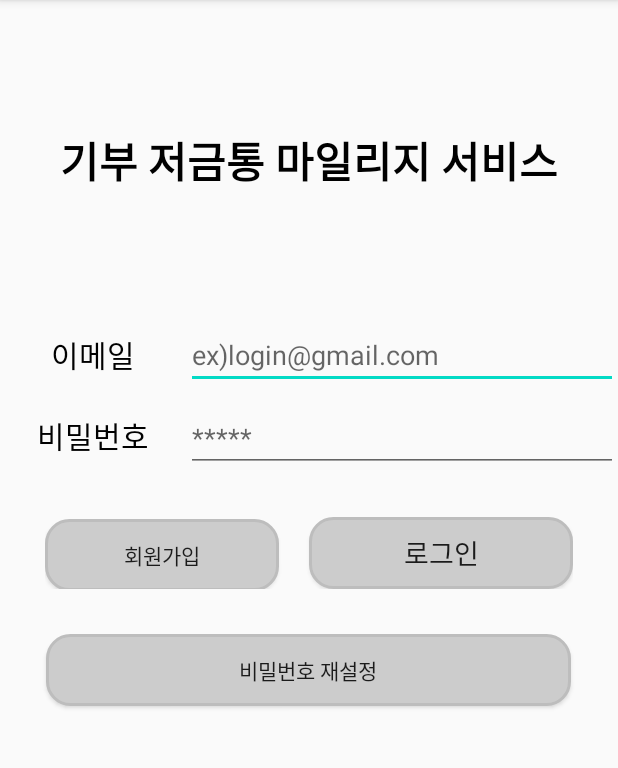
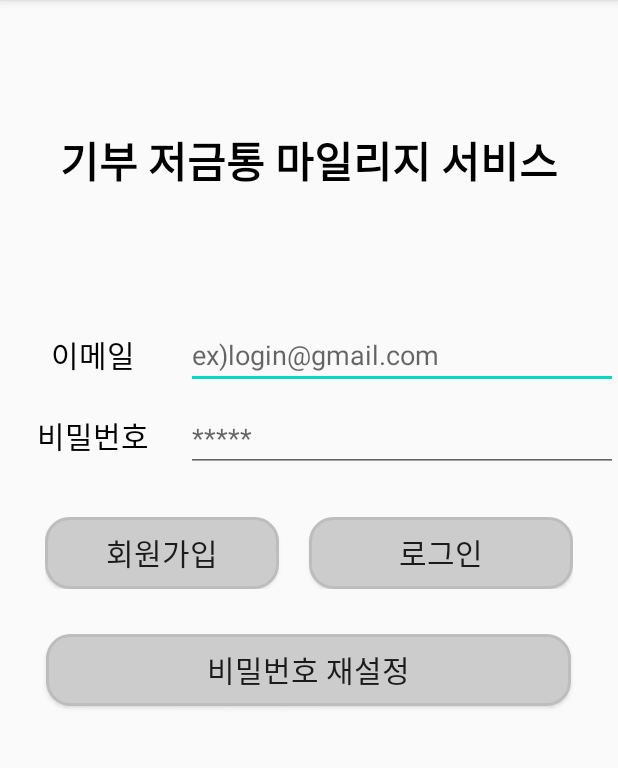
Before and after one commit to DongSu-Park/IoTDonationPiggyBank, an Android app: the screen it shows after launch (MainActivity before the commit, LoginActivity after it), on a phone screen of 412 x 824 dp, the part 84-852 px from its top. Run offline under Robolectric (Android 15) with nearby library versions, the phone set to English and light mode, and no system bars; our stand-ins replace Firebase (no records; nobody signed in at launch, a user with empty details on screens opened directly).

Commit message:
회원가입 기능 설정

```diff
--- a/app/build.gradle
+++ b/app/build.gradle
@@ -1,4 +1,5 @@
 apply plugin: 'com.android.application'
+apply plugin: 'com.google.gms.google-services'
 
 android {
     compileSdkVersion 29
@@ -22,12 +23,15 @@ android {
     }
 }
 
+apply plugin: 'com.google.gms.google-services'
+
 dependencies {
     implementation fileTree(dir: "libs", include: ["*.jar"])
     implementation 'androidx.appcompat:appcompat:1.1.0'
     implementation 'androidx.constraintlayout:constraintlayout:1.1.3'
+    implementation 'com.google.firebase:firebase-auth:16.0.5'
+    implementation 'com.google.firebase:firebase-database:16.0.4'
     testImplementation 'junit:junit:4.12'
     androidTestImplementation 'androidx.test.ext:junit:1.1.1'
     androidTestImplementation 'androidx.test.espresso:espresso-core:3.2.0'
-
 }
--- a/app/src/main/AndroidManifest.xml
+++ b/app/src/main/AndroidManifest.xml
@@ -1,6 +1,8 @@
 <?xml version="1.0" encoding="utf-8"?>
 <manifest xmlns:android="http://schemas.android.com/apk/res/android"
     package="com.flore.iotdonationpiggybank">
+    <uses-permission android:name="android.permission.INTERNET"/>
+
 
     <application
         android:allowBackup="true"
@@ -16,6 +18,9 @@
                 <category android:name="android.intent.category.LAUNCHER" />
             </intent-filter>
         </activity>
+
+        <activity android:name=".LoginActivity"/>
+        <activity android:name=".RegisterActivity"/>
     </application>
 
 </manifest>
--- /dev/null
+++ b/app/src/main/java/com/flore/iotdonationpiggybank/LoginActivity.java
@@ -0,0 +1,78 @@
+package com.flore.iotdonationpiggybank;
+
+import android.content.Intent;
+import android.os.Bundle;
+import android.view.View;
+import android.widget.Button;
+import android.widget.EditText;
+import android.widget.Toast;
+
+import androidx.annotation.NonNull;
+import androidx.appcompat.app.AppCompatActivity;
+
+import com.google.android.gms.tasks.OnCompleteListener;
+import com.google.android.gms.tasks.Task;
+import com.google.firebase.auth.AuthResult;
+import com.google.firebase.auth.FirebaseAuth;
+import com.google.firebase.auth.FirebaseUser;
+
+public class LoginActivity extends AppCompatActivity {
+    private FirebaseAuth loginAuth;
+
+    Button btn_register; // 회원 가입 버튼
+    Button btn_login;
+    // Button btn_findpw;
+
+    @Override
+    protected void onCreate(Bundle savedInstanceState) {
+        super.onCreate(savedInstanceState);
+        setContentView(R.layout.activity_login);
+
+        loginAuth = FirebaseAuth.getInstance(); // 파이어베이스 기본 초기화
+
+        btn_register = findViewById(R.id.btn_register);
+        btn_login = findViewById(R.id.btn_login);
+
+        btn_register.setOnClickListener(new View.OnClickListener() { // 회원가입 버튼을 누르면 회원가입 화면으로 이동
+            @Override
+            public void onClick(View v) {
+                Intent registerIntent = new Intent(getApplicationContext(), RegisterActivity.class);
+                startActivity(registerIntent);
+            }
+        });
+
+        btn_login.setOnClickListener(new View.OnClickListener() { // 로그인 버튼이 눌러지면
+            @Override
+            public void onClick(View v) {
+                startLogin();
+            }
+        });
+    }
+
+    private void startLogin() {
+        String email = ((EditText) findViewById(R.id.et_login_email)).getText().toString();
+        String password = ((EditText) findViewById(R.id.et_login_pw)).getText().toString();
+
+        if (email.length() > 0 && password.length() > 0){ // 이메일과 패스워드가 입력이 되어 있을때
+            loginAuth.signInWithEmailAndPassword(email, password)
+                    .addOnCompleteListener(this, new OnCompleteListener<AuthResult>() {
+                        @Override
+                        public void onComplete(@NonNull Task<AuthResult> task) {
+                            if (task.isSuccessful()){
+                                FirebaseUser user = loginAuth.getCurrentUser();
+                                Toast.makeText(LoginActivity.this, "로그인에 성공하였습니다", Toast.LENGTH_LONG).show();
+                                Intent intent = new Intent(LoginActivity.this, MainActivity.class);
+                                intent.addFlags(Intent.FLAG_ACTIVITY_CLEAR_TOP);
+                                startActivity(intent);
+                                finish();
+                            } else {
+                                Toast.makeText(LoginActivity.this, task.getException().toString(), Toast.LENGTH_LONG).show();
+
+                            }
+                        }
+                    });
+        } else {
+            Toast.makeText(LoginActivity.this, "이메일과 비밀번호를 확인해주세요", Toast.LENGTH_LONG).show();
+        }
+    }
+}
--- a/app/src/main/java/com/flore/iotdonationpiggybank/MainActivity.java
+++ b/app/src/main/java/com/flore/iotdonationpiggybank/MainActivity.java
@@ -2,13 +2,40 @@ package com.flore.iotdonationpiggybank;
 
 import androidx.appcompat.app.AppCompatActivity;
 
+import android.content.Intent;
 import android.os.Bundle;
+import android.view.View;
+import android.widget.Button;
+
+import com.google.firebase.auth.FirebaseAuth;
+import com.google.firebase.auth.FirebaseUser;
 
 public class MainActivity extends AppCompatActivity {
+
+    Button btn_logout;
 
     @Override
     protected void onCreate(Bundle savedInstanceState) {
         super.onCreate(savedInstanceState);
         setContentView(R.layout.activity_main);
+
+        FirebaseUser user = FirebaseAuth.getInstance().getCurrentUser();
+
+        if (user == null){
+            Intent intent = new Intent(MainActivity.this, LoginActivity.class);
+            startActivity(intent);
+            finish();
+        }
+
+        btn_logout = findViewById(R.id.btn_logout);
+        btn_logout.setOnClickListener(new View.OnClickListener() { // 로그아웃 버튼 클릭 시
+            @Override
+            public void onClick(View v) {
+                FirebaseAuth.getInstance().signOut();
+                Intent intent = new Intent(MainActivity.this, LoginActivity.class);
+                startActivity(intent);
+                finish();
+            }
+        });
     }
 }
--- /dev/null
+++ b/app/src/main/res/layout/activity_login.xml
@@ -0,0 +1,107 @@
+<?xml version="1.0" encoding="utf-8"?>
+<LinearLayout xmlns:android="http://schemas.android.com/apk/res/android"
+    xmlns:app="http://schemas.android.com/apk/res-auto"
+    xmlns:tools="http://schemas.android.com/tools"
+    android:layout_width="match_parent"
+    android:layout_height="match_parent"
+    android:orientation="vertical"
+    tools:context=".MainActivity" >
+
+    <TextView
+        android:layout_width="match_parent"
+        android:layout_height="214dp"
+        android:gravity="center"
+        android:text="기부 저금통 마일리지 서비스"
+        android:textColor="#000000"
+        android:textSize="28sp"
+        android:textStyle="bold" />
+
+    <LinearLayout
+        android:id="@+id/login_email_form"
+        android:layout_width="match_parent"
+        android:layout_height="wrap_content"
+        android:layout_marginBottom="10dp"
+        android:orientation="horizontal">
+
+        <TextView
+            android:id="@+id/tv_login_email"
+            android:layout_width="50dp"
+            android:layout_height="match_parent"
+            android:layout_weight="1"
+            android:gravity="center"
+            android:text="이메일"
+            android:textColor="#000000"
+            android:textSize="20sp" />
+
+        <EditText
+            android:id="@+id/et_login_email"
+            android:layout_width="wrap_content"
+            android:layout_height="wrap_content"
+            android:layout_weight="1"
+            android:ems="10"
+            android:hint="ex)login@gmail.com"
+            android:inputType="textEmailAddress" />
+    </LinearLayout>
+
+    <LinearLayout
+        android:id="@+id/login_pw_form"
+        android:layout_width="match_parent"
+        android:layout_height="wrap_content"
+        android:orientation="horizontal">
+
+        <TextView
+            android:id="@+id/tv_login_pw"
+            android:layout_width="50dp"
+            android:layout_height="wrap_content"
+            android:layout_weight="1"
+            android:gravity="center"
+            android:text="비밀번호"
+            android:textColor="#000000"
+            android:textSize="20sp" />
+
+        <EditText
+            android:id="@+id/et_login_pw"
+            android:layout_width="wrap_content"
+            android:layout_height="wrap_content"
+            android:layout_weight="1"
+            android:ems="10"
+            android:hint="*****"
+            android:inputType="textPassword" />
+    </LinearLayout>
+
+    <LinearLayout
+        android:layout_width="match_parent"
+        android:layout_height="wrap_content"
+        android:layout_margin="30dp"
+        android:orientation="horizontal">
+
+        <Button
+            android:id="@+id/btn_register"
+            android:layout_width="match_parent"
+            android:layout_height="wrap_content"
+            android:layout_marginRight="20dp"
+            android:layout_weight="1"
+            android:background="@drawable/btnround"
+            android:text="회원가입"
+            android:textSize="20sp" />
+
+        <Button
+            android:id="@+id/btn_login"
+            android:layout_width="match_parent"
+            android:layout_height="wrap_content"
+            android:layout_weight="1"
+            android:background="@drawable/btnround"
+            android:text="로그인"
+            android:textSize="20sp" />
+    </LinearLayout>
+
+    <Button
+        android:id="@+id/btn_findpw"
+        android:layout_width="350dp"
+        android:layout_height="wrap_content"
+        android:layout_gravity="center"
+        android:background="@drawable/btnround"
+        android:text="비밀번호 재설정"
+        android:textSize="20sp" />
+
+</LinearLayout>
--- a/app/src/main/res/layout/activity_main.xml
+++ b/app/src/main/res/layout/activity_main.xml
@@ -1,105 +1,20 @@
 <?xml version="1.0" encoding="utf-8"?>
 <LinearLayout xmlns:android="http://schemas.android.com/apk/res/android"
-    xmlns:app="http://schemas.android.com/apk/res-auto"
     xmlns:tools="http://schemas.android.com/tools"
     android:layout_width="match_parent"
     android:layout_height="match_parent"
-    android:orientation="vertical"
-    tools:context=".MainActivity" >
+    android:orientation="vertical" >
 
     <TextView
-        android:layout_width="match_parent"
-        android:layout_height="214dp"
-        android:gravity="center"
-        android:text="기부 저금통 마일리지 서비스"
-        android:textColor="#000000"
-        android:textSize="28sp"
-        android:textStyle="bold" />
-
-    <LinearLayout
-        android:id="@+id/login_email_form"
+        android:id="@+id/textView3"
         android:layout_width="match_parent"
         android:layout_height="wrap_content"
-        android:layout_marginBottom="10dp"
-        android:orientation="horizontal">
+        android:text="로그인된 상태" />
 
-        <TextView
-            android:id="@+id/tv_login_email"
-            android:layout_width="50dp"
-            android:layout_height="match_parent"
-            android:layout_weight="1"
-            android:gravity="center"
-            android:text="이메일"
-            android:textColor="#000000"
-            android:textSize="20sp" />
-
-        <EditText
-            android:id="@+id/et_login_email"
-            android:layout_width="wrap_content"
-            android:layout_height="wrap_content"
-            android:layout_weight="1"
-            android:ems="10"
-            android:hint="ex)login@gmail.com"
-            android:inputType="textEmailAddress" />
-    </LinearLayout>
-
-    <LinearLayout
-        android:id="@+id/login_pw_form"
+    <Button
+        android:id="@+id/btn_logout"
         android:layout_width="match_parent"
         android:layout_height="wrap_content"
-        android:orientation="horizontal">
-
-        <TextView
-            android:id="@+id/tv_login_pw"
-            android:layout_width="50dp"
-            android:layout_height="wrap_content"
-            android:layout_weight="1"
-            android:gravity="center"
-            android:text="비밀번호"
-            android:textColor="#000000"
-            android:textSize="20sp" />
-
-        <EditText
-            android:id="@+id/et_login_pw"
-            android:layout_width="wrap_content"
-            android:layout_height="wrap_content"
-            android:layout_weight="1"
-            android:ems="10"
-            android:hint="*****"
-            android:inputType="textPassword" />
-    </LinearLayout>
-
-    <LinearLayout
-        android:layout_width="match_parent"
-        android:layout_height="wrap_content"
-        android:layout_margin="30dp"
-        android:orientation="horizontal">
-
-        <Button
-            android:id="@+id/btn_register"
-            android:layout_width="match_parent"
-            android:layout_height="wrap_content"
-            android:layout_marginRight="20dp"
-            android:layout_weight="1"
-            android:background="@drawable/btnround"
-            android:text="회원가입" />
-
-        <Button
-            android:id="@+id/btn_login"
-            android:layout_width="match_parent"
-            android:layout_height="wrap_content"
-            android:layout_weight="1"
-            android:background="@drawable/btnround"
-            android:text="로그인"
-            android:textSize="18sp" />
-    </LinearLayout>
-
-    <Button
-        android:id="@+id/btn_findpw"
-        android:layout_width="350dp"
-        android:layout_height="wrap_content"
-        android:layout_gravity="center"
-        android:background="@drawable/btnround"
-        android:text="비밀번호 재설정" />
+        android:text="로그아웃 버튼" />
 
 </LinearLayout>
--- a/build.gradle
+++ b/build.gradle
@@ -6,6 +6,7 @@ buildscript {
     }
     dependencies {
         classpath "com.android.tools.build:gradle:4.0.0"
+        classpath 'com.google.gms:google-services:4.2.0'
 
         // NOTE: Do not place your application dependencies here; they belong
         // in the individual module build.gradle files
```
Also changed, not shown: app/src/main/java/com/flore/iotdonationpiggybank/RegisterActivity.java (added, +117 -0 lines), app/src/main/res/layout/activity_register.xml (added, +202 -0 lines).
